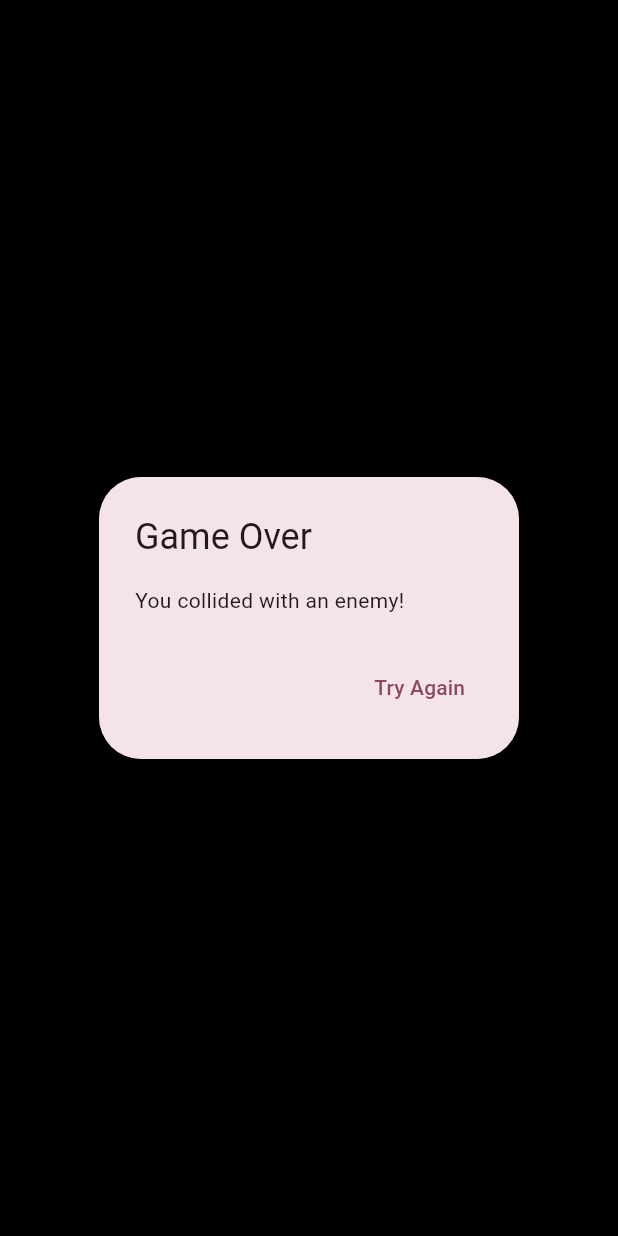
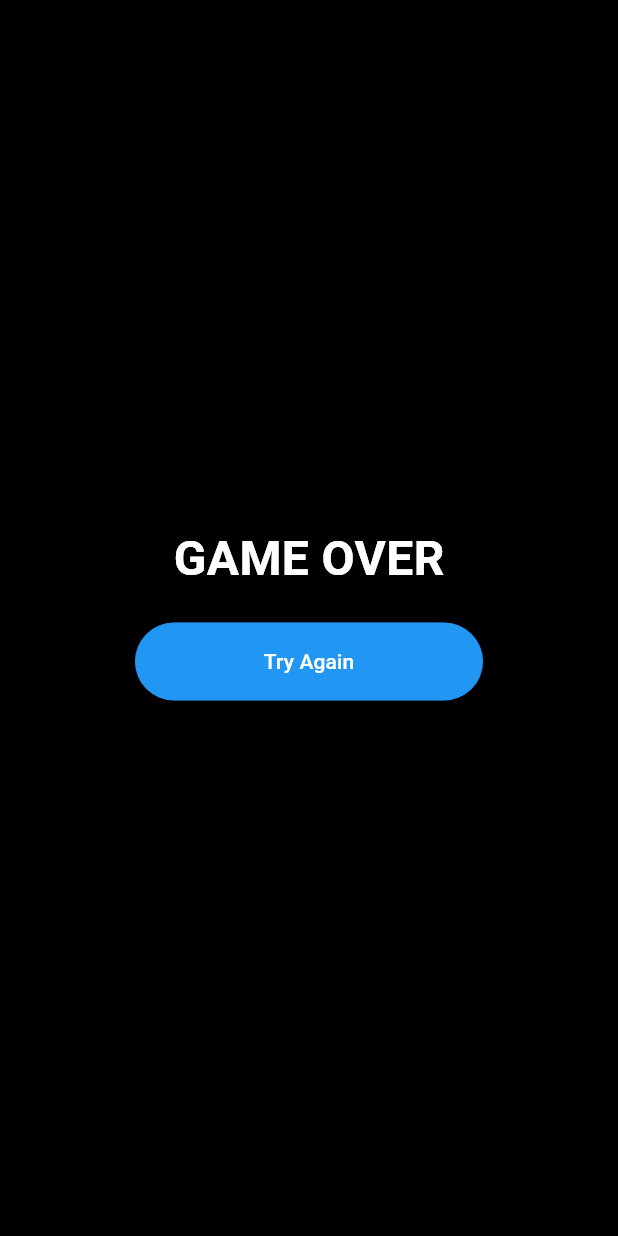
Before and after one commit to preet3001/asteroid_game, a Flutter app: the GameOverDialog widget shown alone on an empty page, opened directly with empty values, on a phone screen of 412 x 824 dp. Run offline on Flutter 3.47's test engine with Material 3 defaults, Android fonts, the phone set to English and light mode, and no system bars.

Commit message:
change: game over dialog

```diff
--- a/lib/presentation/view/widgets/game_over_dialog.dart
+++ b/lib/presentation/view/widgets/game_over_dialog.dart
@@ -7,10 +7,25 @@ class GameOverDialog extends StatelessWidget {
   @override
   Widget build(BuildContext context) {
     return AlertDialog(
-      title: const Text('Game Over'),
-      content: const Text('You collided with an enemy!'),
-      actions: [
-        TextButton(
+      backgroundColor: Colors.transparent,
+      content: Column(
+        mainAxisSize: MainAxisSize.min,
+        children: [
+          const Text(
+            'GAME OVER',
+            style: TextStyle(
+              fontSize: 32,
+              fontWeight: FontWeight.w700,
+              color: Colors.white,
+            ),
+          ),
+          SizedBox(height: 20),
+          ElevatedButton(
+            style: ElevatedButton.styleFrom(
+              minimumSize: Size.fromHeight(52),
+              backgroundColor: Colors.blue,
+              foregroundColor: Colors.white,
+            ),
             onPressed: () {
               Navigator.of(context).pop();
               onTryAgain.call();
@@ -18,6 +33,7 @@ class GameOverDialog extends StatelessWidget {
             child: const Text('Try Again'),
           ),
         ],
+      ),
     );
   }
 }
```
Lines whose indentation alone changed are shown as unchanged.
